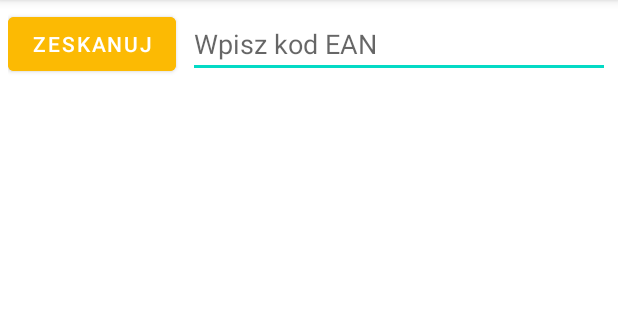
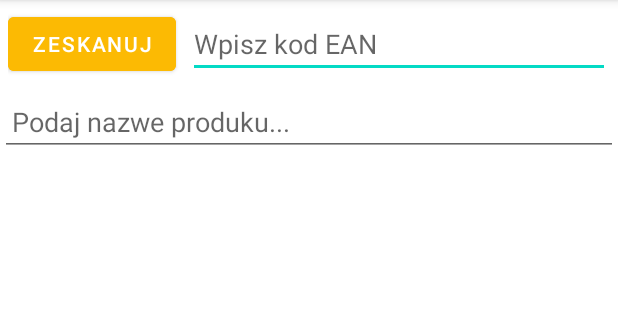
Before and after one commit to Wierzba13/EAN-organizer, an Android app: the screen it shows after launch (MainActivity), on a phone screen of 412 x 824 dp, the part 84-404 px from its top. Run offline under Robolectric (Android 15) with nearby library versions, the phone set to English and light mode, and no system bars; libraries missing offline, so code that uses them is left out: com.journeyapps.barcodescanner.

Commit message:
Add search feature

```diff
--- a/app/src/main/java/com/example/ean_code_scanner/JsonController.java
+++ b/app/src/main/java/com/example/ean_code_scanner/JsonController.java
@@ -5,6 +5,8 @@ import android.net.Uri;
 import android.os.Build;
 import android.os.Environment;
 import android.provider.MediaStore;
+import android.widget.EditText;
+import android.widget.Toast;
 
 import androidx.annotation.RequiresApi;
 
@@ -26,6 +28,7 @@ public class JsonController extends MainActivity {
     private static final File jsonFile = new File(FILE_PATH);
 
     public JsonController() {
+        super();
         if (!jsonFile.exists()) {
             try {
                 jsonFile.createNewFile();
@@ -33,11 +36,10 @@ public class JsonController extends MainActivity {
                 System.out.println(e.getMessage());
             }
         }
-
-        this.generateView();
+        this.generateView("");
     }
 
-    public void generateView() {
+    public void generateView(String searchName) {
         MainActivity.viewItems.clear();
         FileInputStream fileInputStream = null;
         try {
@@ -56,7 +58,15 @@ public class JsonController extends MainActivity {
                     JSONObject jsonObj = jsonArray.getJSONObject(j);
 
                     Product product = new Product(jsonObj.getString("EANcode"), jsonObj.getString("name"), jsonObj.getString("price"));
-                    MainActivity.viewItems.add(product);
+
+                    if(searchName.length() > 0) {
+                        if(product.getName().toLowerCase().contains(searchName)) {
+                            MainActivity.viewItems.add(product);
+                        }
+                    }
+                    else {
+                        MainActivity.viewItems.add(product);
+                    }
                 }
                 MainActivity.mAdapter.notifyDataSetChanged(); // to refresh changes
             }
@@ -172,7 +182,7 @@ public class JsonController extends MainActivity {
                 output = new BufferedWriter(new FileWriter(file));
                 output.write(jsonArray.toString());
                 output.close();
-                this.generateView();
+                this.generateView("");
             } else {
                 JSONArray jsonArray = new JSONArray();
                 jsonArray.put(jsonObject);
@@ -183,7 +193,7 @@ public class JsonController extends MainActivity {
                 output = new BufferedWriter(new FileWriter(file));
                 output.write(jsonArray.toString());
                 output.close();
-                this.generateView();
+                this.generateView("");
             }
         } catch (FileNotFoundException e) {
             System.out.println(e.getMessage());
@@ -226,7 +236,7 @@ public class JsonController extends MainActivity {
                 output = new BufferedWriter(new FileWriter(file));
                 output.write(jsonArray.toString());
                 output.close();
-                this.generateView();
+                this.generateView("");
             }
         } catch (Exception e) {
             e.printStackTrace();
--- a/app/src/main/java/com/example/ean_code_scanner/MainActivity.java
+++ b/app/src/main/java/com/example/ean_code_scanner/MainActivity.java
@@ -29,7 +29,7 @@ import java.util.List;
 
 public class MainActivity extends AppCompatActivity {
     Button scanBtn;
-    EditText eanInput;
+    EditText eanInput, searchInp;
 
     private RecyclerView mRecyclerView;
     protected static List<Object> viewItems = new ArrayList<>();
@@ -43,8 +43,8 @@ public class MainActivity extends AppCompatActivity {
         super.onCreate(savedInstanceState);
         setContentView(R.layout.activity_main);
 
+        jsonController = new JsonController();
 
-        jsonController = new JsonController();
         mRecyclerView = (RecyclerView) findViewById(R.id.my_recycler_view);
         mRecyclerView.setHasFixedSize(true);
         layoutManager = new LinearLayoutManager(this);
@@ -54,6 +54,7 @@ public class MainActivity extends AppCompatActivity {
 
         scanBtn = findViewById(R.id.scanBtn);
         eanInput = findViewById(R.id.eanInput);
+        searchInp = findViewById(R.id.searchByNameInp);
 
         scanBtn.setOnClickListener(v -> {
             scanCode();
@@ -69,6 +70,21 @@ public class MainActivity extends AppCompatActivity {
                 if (event == null || !event.isShiftPressed()) {
                     String eanCode = eanInput.getText().toString();
                     handleEAN(eanCode);
+
+                    return true;
+                }
+            }
+            return false;
+        });
+        searchInp.setOnEditorActionListener((v, actionId, event) -> {
+            if (actionId == EditorInfo.IME_ACTION_SEARCH ||
+                    actionId == EditorInfo.IME_ACTION_DONE ||
+                    event != null &&
+                            event.getAction() == KeyEvent.ACTION_DOWN &&
+                            event.getKeyCode() == KeyEvent.KEYCODE_ENTER)
+            {
+                if (event == null || !event.isShiftPressed()) {
+                    jsonController.generateView(searchInp.getText().toString().toLowerCase());
 
                     return true;
                 }
--- a/app/src/main/java/com/example/ean_code_scanner/RecyclerAdapter.java
+++ b/app/src/main/java/com/example/ean_code_scanner/RecyclerAdapter.java
@@ -48,8 +48,7 @@ public class RecyclerAdapter extends RecyclerView.Adapter<RecyclerView.ViewHolde
             int position = getBindingAdapterPosition();
             if (position != RecyclerView.NO_POSITION) {
                 Product product = (Product) listRecyclerItem.get(position);
-                String eanCode = product.getEANcode();
-                Toast.makeText(context, "Kod EAN tego produktu: " + eanCode, Toast.LENGTH_LONG).show();
+                Toast.makeText(context, "Kod EAN produktu o nazwie " + product.getName() + ": " + product.getEANcode(), Toast.LENGTH_LONG).show();
             }
         }
     }
--- a/app/src/main/res/layout/activity_main.xml
+++ b/app/src/main/res/layout/activity_main.xml
@@ -5,6 +5,7 @@
     xmlns:tools="http://schemas.android.com/tools" >
 
     <LinearLayout
+        android:id="@+id/eanTools"
         android:layout_width="match_parent"
         android:layout_height="wrap_content"
         android:padding="5dp"
@@ -27,12 +28,21 @@
 
     </LinearLayout>
 
+    <EditText
+        android:id="@+id/searchByNameInp"
+        android:layout_width="match_parent"
+        android:layout_height="wrap_content"
+        android:hint="Podaj nazwe produku..."
+        android:paddingHorizontal="8dp"
+        android:layout_below="@+id/eanTools"
+        />
+
     <ScrollView
         android:layout_width="match_parent"
         android:layout_height="match_parent"
         android:overScrollMode="never"
         android:scrollbars="vertical"
-        android:layout_marginTop="60dp" >
+        android:layout_below="@+id/searchByNameInp" >
 
         <androidx.recyclerview.widget.RecyclerView
             android:layout_width="match_parent"
```
